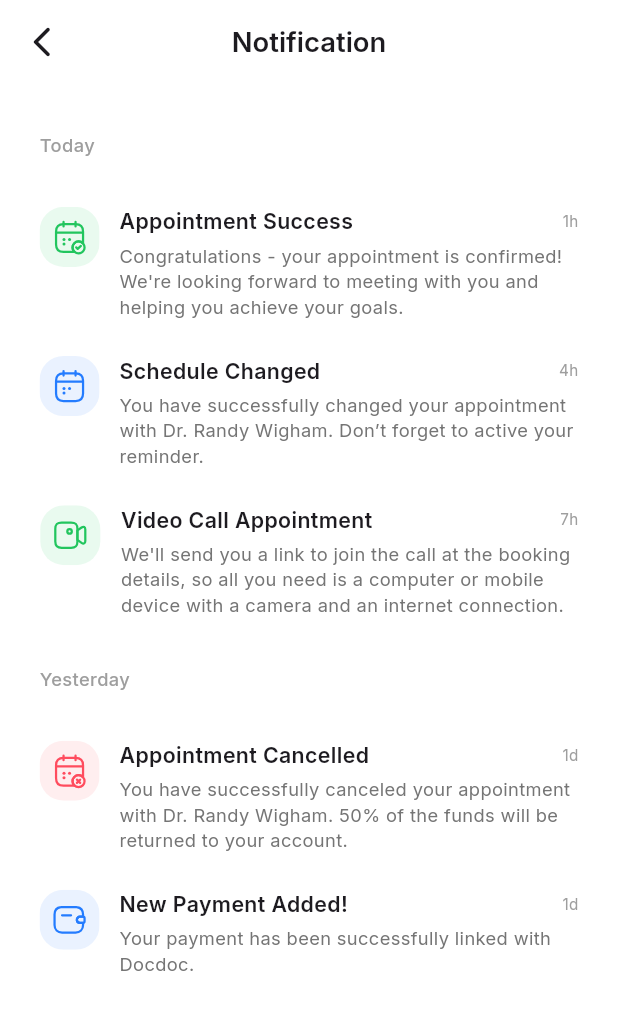
After one commit to Mohamed-7agag/DocDoc_App, a Flutter app: the NotificationView screen opened by its route, on a phone screen of 412 x 824 dp. The commit adds this screen. Shown: the top 1010 px of the screen. Run offline on Flutter 3.47's test engine with Material 3 defaults, Android fonts, the phone set to English and light mode, and no system bars; our stand-ins replace awesome_dialog, cherry_toast, dartz, dio, equatable, flutter_bloc and 9 more; accounts and stored records are empty.

Commit message:
create notification view

```diff
--- a/lib/core/routing/app_router.dart
+++ b/lib/core/routing/app_router.dart
@@ -6,6 +6,7 @@ import 'package:doctors_app/features/auth/presentation/views/register_view.dart'
 import 'package:doctors_app/features/bottom_bar/bottom_bar_view.dart';
 import 'package:doctors_app/features/home/presentation/logic/specialization_cubit/specialization_cubit.dart';
 import 'package:doctors_app/features/home/presentation/views/home_view.dart';
+import 'package:doctors_app/features/home/presentation/views/notification_view.dart';
 import 'package:doctors_app/features/onborading/views/onboarding_view.dart';
 import 'package:flutter/material.dart';
 import 'package:flutter_bloc/flutter_bloc.dart';
@@ -36,7 +37,8 @@ class AppRouter {
       case Routes.bottomBarViewRoute:
         return MaterialPageRoute(
           builder: (_) => BlocProvider(
-            create: (context) => SpecializationCubit(getIt())..getSpecializationList(),
+            create: (context) =>
+                SpecializationCubit(getIt())..getSpecializationList(),
             child: const BottomBarView(),
           ),
         );
@@ -45,6 +47,9 @@ class AppRouter {
         return MaterialPageRoute(
           builder: (_) => const HomeView(),
         );
+      //! Notification Route
+      case Routes.notificationViewRoute:
+        return MaterialPageRoute(builder: (_) => const NotificationView());
       default:
         return null;
     }
--- a/lib/core/routing/routes.dart
+++ b/lib/core/routing/routes.dart
@@ -4,4 +4,5 @@ abstract class Routes {
   static const String registerViewRoute = "/registerView";
   static const String homeViewRoute = "/homeView";
   static const String bottomBarViewRoute = "/bottomBarView";
+  static const String notificationViewRoute = "/notificationView";
 }
--- a/lib/core/theming/app_style.dart
+++ b/lib/core/theming/app_style.dart
@@ -15,6 +15,10 @@ abstract class AppStyle {
     fontSize: 12.sp,
     fontWeight: FontWeightHelper.regular,
   );
+  static TextStyle styleMedium12 = TextStyle(
+    fontSize: 12.sp,
+    fontWeight: FontWeightHelper.medium,
+  );
   static TextStyle styleRegular11 = TextStyle(
     fontSize: 11.sp,
     fontWeight: FontWeightHelper.regular,
@@ -26,6 +30,10 @@ abstract class AppStyle {
   static TextStyle styleRegular14 = TextStyle(
     fontSize: 14.sp,
     fontWeight: FontWeightHelper.regular,
+  );
+  static TextStyle styleSemiBold14 = TextStyle(
+    fontSize: 14.sp,
+    fontWeight: FontWeightHelper.semiBold,
   );
   static TextStyle styleBold24 = TextStyle(
     fontSize: 24.sp,
--- /dev/null
+++ b/lib/features/home/data/models/notification_model.dart
@@ -0,0 +1,13 @@
+class NotificationModel {
+  final String imagePath;
+  final String title;
+  final String description;
+  final String date;
+
+  const NotificationModel({
+    required this.imagePath,
+    required this.title,
+    required this.description,
+    required this.date,
+  });
+}
--- /dev/null
+++ b/lib/features/home/presentation/views/notification_view.dart
@@ -0,0 +1,47 @@
+import 'package:flutter/material.dart';
+import 'package:flutter_screenutil/flutter_screenutil.dart';
+
+import 'package:doctors_app/core/helpers/extensions.dart';
+import 'package:doctors_app/core/helpers/spacing.dart';
+import 'package:doctors_app/core/theming/app_colors.dart';
+import 'package:doctors_app/core/theming/app_style.dart';
+import 'package:doctors_app/features/home/presentation/widgets/yesterday_notification.dart';
+
+import '../widgets/today_notification.dart';
+
+class NotificationView extends StatelessWidget {
+  const NotificationView({super.key});
+
+  @override
+  Widget build(BuildContext context) {
+    return Scaffold(
+      appBar: _buildNotificationAppBar(context),
+      body: Padding(
+        padding: EdgeInsets.symmetric(horizontal: 24.w),
+        child: Column(
+          children: [
+            verticalSpace(32),
+            const TodayNotification(),
+            verticalSpace(32),
+            const YesterdayNotification(),
+          ],
+        ),
+      ),
+    );
+  }
+
+  AppBar _buildNotificationAppBar(BuildContext context) {
+    return AppBar(
+      elevation: 0,
+      backgroundColor: AppColors.white,
+      title: Text('Notification', style: AppStyle.styleSemiBold18),
+      centerTitle: true,
+      leading: IconButton(
+        onPressed: () {
+          context.pop();
+        },
+        icon: const Icon(Icons.arrow_back_ios_new_rounded),
+      ),
+    );
+  }
+}
--- a/lib/features/home/presentation/widgets/home_app_bar_section.dart
+++ b/lib/features/home/presentation/widgets/home_app_bar_section.dart
@@ -1,4 +1,6 @@
+import 'package:doctors_app/core/helpers/extensions.dart';
 import 'package:doctors_app/core/helpers/spacing.dart';
+import 'package:doctors_app/core/routing/routes.dart';
 import 'package:doctors_app/core/theming/app_colors.dart';
 import 'package:doctors_app/core/theming/app_style.dart';
 import 'package:flutter/material.dart';
@@ -22,10 +24,15 @@ class HomeAppBarSection extends StatelessWidget {
                     AppStyle.styleRegular11.copyWith(color: AppColors.grey80)),
           ],
         ),
-        CircleAvatar(
-          backgroundColor: AppColors.grey20,
-          radius: 24,
-          child: SvgPicture.asset('assets/images/notification.svg'),
+        GestureDetector(
+          onTap: () {
+            context.pushNamed(Routes.notificationViewRoute);
+          },
+          child: CircleAvatar(
+            backgroundColor: AppColors.grey20,
+            radius: 24,
+            child: SvgPicture.asset('assets/images/notification.svg'),
+          ),
         ),
       ],
     );
--- /dev/null
+++ b/lib/features/home/presentation/widgets/notification_item.dart
@@ -0,0 +1,49 @@
+import 'package:doctors_app/core/helpers/spacing.dart';
+import 'package:doctors_app/core/theming/app_colors.dart';
+import 'package:doctors_app/core/theming/app_style.dart';
+import 'package:doctors_app/features/home/data/models/notification_model.dart';
+import 'package:flutter/material.dart';
+import 'package:flutter_svg/svg.dart';
+
+class NotificationItem extends StatelessWidget {
+  const NotificationItem({super.key, required this.notificationModel});
+  final NotificationModel notificationModel;
+  @override
+  Widget build(BuildContext context) {
+    return Row(
+      crossAxisAlignment: CrossAxisAlignment.start,
+      children: [
+        SvgPicture.asset(notificationModel.imagePath),
+        horizontalSpace(12),
+        Expanded(
+          child: Column(
+            crossAxisAlignment: CrossAxisAlignment.start,
+            children: [
+              Row(
+                mainAxisAlignment: MainAxisAlignment.spaceBetween,
+                children: [
+                  Text(
+                    notificationModel.title,
+                    style: AppStyle.styleSemiBold14,
+                  ),
+                  Text(
+                    notificationModel.date,
+                    style: AppStyle.styleRegular10
+                        .copyWith(color: AppColors.grey60),
+                  ),
+                ],
+              ),
+              verticalSpace(4),
+              Text(
+                notificationModel.description,
+                style: AppStyle.styleRegular12.copyWith(
+                  color: AppColors.grey70,
+                ),
+              ),
+            ],
+          ),
+        )
+      ],
+    );
+  }
+}
--- /dev/null
+++ b/lib/features/home/presentation/widgets/today_notification.dart
@@ -0,0 +1,25 @@
+import 'package:doctors_app/core/helpers/spacing.dart';
+import 'package:doctors_app/core/theming/app_colors.dart';
+import 'package:doctors_app/core/theming/app_style.dart';
+import 'package:flutter/material.dart';
+
+import 'today_notification_list_view.dart';
+
+class TodayNotification extends StatelessWidget {
+  const TodayNotification({super.key});
+
+  @override
+  Widget build(BuildContext context) {
+    return Column(
+      crossAxisAlignment: CrossAxisAlignment.start,
+      children: [
+        Text(
+          'Today',
+          style: AppStyle.styleMedium12.copyWith(color: AppColors.grey60),
+        ),
+        verticalSpace(32),
+        const TodayNotificationListView(),
+      ],
+    );
+  }
+}
--- /dev/null
+++ b/lib/features/home/presentation/widgets/today_notification_list_view.dart
@@ -0,0 +1,43 @@
+import 'package:doctors_app/core/helpers/spacing.dart';
+import 'package:doctors_app/features/home/data/models/notification_model.dart';
+import 'package:doctors_app/features/home/presentation/widgets/notification_item.dart';
+import 'package:flutter/material.dart';
+
+class TodayNotificationListView extends StatelessWidget {
+  const TodayNotificationListView({super.key});
+
+  static const List<NotificationModel> todayNotifications = [
+    NotificationModel(
+      imagePath: 'assets/images/appointment_success.svg',
+      title: 'Appointment Success',
+      description:
+          "Congratulations - your appointment is confirmed! We're looking forward to meeting with you and helping you achieve your goals.",
+      date: '1h',
+    ),
+    NotificationModel(
+      imagePath: 'assets/images/schedule_changed.svg',
+      title: 'Schedule Changed',
+      description:
+          "You have successfully changed your appointment with Dr. Randy Wigham. Don’t forget to active your reminder.",
+      date: '4h',
+    ),
+    NotificationModel(
+      imagePath: 'assets/images/video_call_appointment.svg',
+      title: 'Video Call Appointment',
+      description:
+          "We'll send you a link to join the call at the booking details, so all you need is a computer or mobile device with a camera and an internet connection.",
+      date: '7h',
+    ),
+  ];
+  @override
+  Widget build(BuildContext context) {
+    return ListView.separated(
+      itemCount: todayNotifications.length,
+      separatorBuilder: (context, index) => verticalSpace(24),
+      shrinkWrap: true,
+      itemBuilder: (BuildContext context, int index) {
+        return NotificationItem(notificationModel: todayNotifications[index]);
+      },
+    );
+  }
+}
--- /dev/null
+++ b/lib/features/home/presentation/widgets/yesterday_notification.dart
@@ -0,0 +1,24 @@
+import 'package:doctors_app/core/helpers/spacing.dart';
+import 'package:doctors_app/core/theming/app_colors.dart';
+import 'package:doctors_app/core/theming/app_style.dart';
+import 'package:doctors_app/features/home/presentation/widgets/yesterday_notification_list_view.dart';
+import 'package:flutter/material.dart';
+
+class YesterdayNotification extends StatelessWidget {
+  const YesterdayNotification({super.key});
+
+  @override
+  Widget build(BuildContext context) {
+    return Column(
+      crossAxisAlignment: CrossAxisAlignment.start,
+      children: [
+        Text(
+          'Yesterday',
+          style: AppStyle.styleMedium12.copyWith(color: AppColors.grey60),
+        ),
+        verticalSpace(32),
+        const YesterdayNotificationListView(),
+      ],
+    );
+  }
+}
--- /dev/null
+++ b/lib/features/home/presentation/widgets/yesterday_notification_list_view.dart
@@ -0,0 +1,36 @@
+import 'package:doctors_app/core/helpers/spacing.dart';
+import 'package:doctors_app/features/home/data/models/notification_model.dart';
+import 'package:doctors_app/features/home/presentation/widgets/notification_item.dart';
+import 'package:flutter/material.dart';
+
+class YesterdayNotificationListView extends StatelessWidget {
+  const YesterdayNotificationListView({super.key});
+
+  static const List<NotificationModel> todayNotifications = [
+    NotificationModel(
+      imagePath: 'assets/images/appointment_cancelled.svg',
+      title: 'Appointment Cancelled ',
+      description:
+          "You have successfully canceled your appointment  with Dr. Randy Wigham. 50% of the funds will be returned to your account.",
+      date: '1d',
+    ),
+    NotificationModel(
+      imagePath: 'assets/images/new_payment_added.svg',
+      title: 'New Payment Added!',
+      description: "Your payment has been successfully linked with Docdoc.",
+      date: '1d',
+    ),
+  ];
+
+  @override
+  Widget build(BuildContext context) {
+    return ListView.separated(
+      itemCount: todayNotifications.length,
+      separatorBuilder: (context, index) => verticalSpace(24),
+      shrinkWrap: true,
+      itemBuilder: (BuildContext context, int index) {
+        return NotificationItem(notificationModel: todayNotifications[index]);
+      },
+    );
+  }
+}
```
Also changed, not shown: assets/images/appointment_cancelled.svg (added), assets/images/appointment_success.svg (added), assets/images/new_payment_added.svg (added), assets/images/schedule_changed.svg (added), assets/images/video_call_appointment.svg (added).
